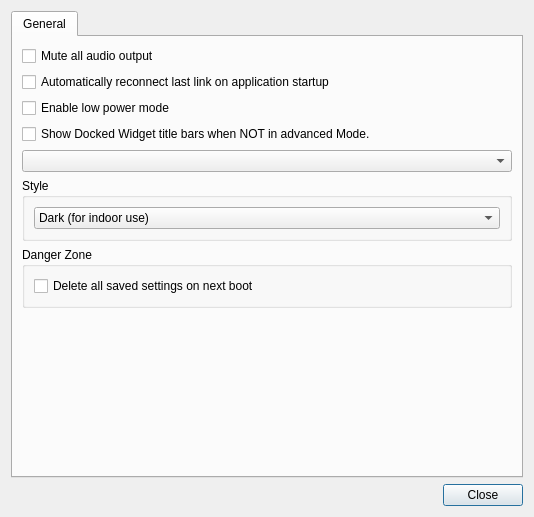
Qt form src/ui/QGCSettingsWidget.ui (mavlink/qgroundcontrol) before a commit.
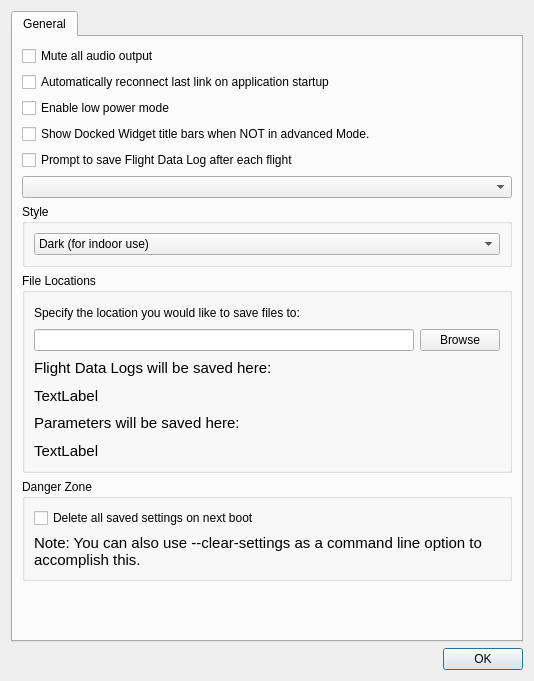
The same form after that commit. Icons and pictures are not drawn.

Commit message:
Added saved file location, Flight Data logging
Also renamed from QGCSettingsWidget to SettingsDialog to better reflect
usage.

What changed in the file:
```diff
--- a/src/ui/QGCSettingsWidget.ui
+++ b/src/ui/QGCSettingsWidget.ui
@@ -7,7 +7,7 @@
     <x>0</x>
     <y>0</y>
     <width>534</width>
-    <height>517</height>
+                <height>681</height>
    </rect>
   </property>
   <property name="sizePolicy">
@@ -72,6 +72,13 @@
          </property>
         </widget>
        </item>
+                            <item>
+                                <widget class="QCheckBox" name="promptFlightDataSave">
+                                    <property name="text">
+                                        <string>Prompt to save Flight Data Log after each flight</string>
+                                    </property>
+                                </widget>
+                            </item>
        <item>
         <widget class="QComboBox" name="customModeComboBox"/>
        </item>
@@ -111,6 +118,114 @@
          </layout>
         </widget>
        </item>
+                            <item>
+                                <widget class="QGroupBox" name="fileLocationsLayout">
+                                    <property name="sizePolicy">
+                                        <sizepolicy hsizetype="MinimumExpanding" vsizetype="Fixed">
+                                            <horstretch>0</horstretch>
+                                            <verstretch>0</verstretch>
+                                        </sizepolicy>
+                                    </property>
+                                    <property name="minimumSize">
+                                        <size>
+                                            <width>0</width>
+                                            <height>200</height>
+                                        </size>
+                                    </property>
+                                    <property name="title">
+                                        <string>File Locations</string>
+                                    </property>
+                                    <layout class="QGridLayout" name="gridLayout">
+                                        <item row="4" column="0">
+                                            <widget class="QLabel" name="label_5">
+                                                <property name="font">
+                                                    <font>
+                                                        <pointsize>11</pointsize>
+                                                    </font>
+                                                </property>
+                                                <property name="text">
+                                                    <string>Parameters will be saved here:</string>
+                                                </property>
+                                            </widget>
+                                        </item>
+                                        <item row="3" column="0">
+                                            <widget class="QLabel" name="flightDataLogLocation">
+                                                <property name="font">
+                                                    <font>
+                                                        <pointsize>11</pointsize>
+                                                    </font>
+                                                </property>
+                                                <property name="text">
+                                                    <string>TextLabel</string>
+                                                </property>
+                                            </widget>
+                                        </item>
+                                        <item row="1" column="1">
+                                            <widget class="QPushButton" name="browseSavedFilesLocation">
+                                                <property name="text">
+                                                    <string>Browse</string>
+                                                </property>
+                                            </widget>
+                                        </item>
+                                        <item row="0" column="0">
+                                            <widget class="QLabel" name="label">
+                                                <property name="sizePolicy">
+                                                    <sizepolicy hsizetype="Preferred" vsizetype="Fixed">
+                                                        <horstretch>0</horstretch>
+                                                        <verstretch>0</verstretch>
+                                                    </sizepolicy>
+                                                </property>
+                                                <property name="minimumSize">
+                                                    <size>
+                                                        <width>0</width>
+                                                        <height>0</height>
+                                                    </size>
+                                                </property>
+                                                <property name="text">
+                                                    <string>Specify the location you would like to save files to:</string>
+                                                </property>
+                                                <property name="wordWrap">
+                                                    <bool>true</bool>
+                                                </property>
+                                            </widget>
+                                        </item>
+                                        <item row="1" column="0">
+                                            <widget class="QLineEdit" name="savedFilesLocation">
+                                                <property name="minimumSize">
+                                                    <size>
+                                                        <width>0</width>
+                                                        <height>21</height>
+                                                    </size>
+                                                </property>
+                                            </widget>
+                                        </item>
+                                        <item row="2" column="0">
+                                            <widget class="QLabel" name="label_3">
+                                                <property name="font">
+                                                    <font>
+                                                        <pointsize>11</pointsize>
+                                                    </font>
+                                                </property>
+                                                <property name="text">
+                                                    <string>Flight Data Logs will be saved here:</string>
+                                                </property>
+                                            </widget>
+                                        </item>
+                                        <item row="5" column="0">
+                                            <widget class="QLabel" name="parameterLocation">
+                                                <property name="font">
+                                                    <font>
+                                                        <pointsize>11</pointsize>
+                                                    </font>
+                                                </property>
+                                                <property name="text">
+                                                    <string>TextLabel</string>
+                                                </property>
+                                            </widget>
+                                        </item>
+                                    </layout>
+                                </widget>
+                            </item>
        <item>
         <widget class="QGroupBox" name="groupBox_2">
          <property name="title">
@@ -124,6 +239,21 @@
             </property>
            </widget>
           </item>
+                                        <item>
+                                            <widget class="QLabel" name="label_2">
+                                                <property name="font">
+                                                    <font>
+                                                        <pointsize>11</pointsize>
+                                                    </font>
+                                                </property>
+                                                <property name="text">
+                                                    <string>Note: You can also use --clear-settings as a command line option to accomplish this.</string>
+                                                </property>
+                                                <property name="wordWrap">
+                                                    <bool>true</bool>
+                                                </property>
+                                            </widget>
+                                        </item>
          </layout>
         </widget>
        </item>
@@ -150,7 +280,7 @@
       <enum>Qt::Horizontal</enum>
      </property>
      <property name="standardButtons">
-      <set>QDialogButtonBox::Close</set>
+                        <set>QDialogButtonBox::Ok</set>
      </property>
      <property name="centerButtons">
       <bool>false</bool>
```
Left out of the diff: 39 changed lines with no effect on the pictures. Lines whose indentation alone changed are shown as unchanged. The commit also changes 2 other files.
